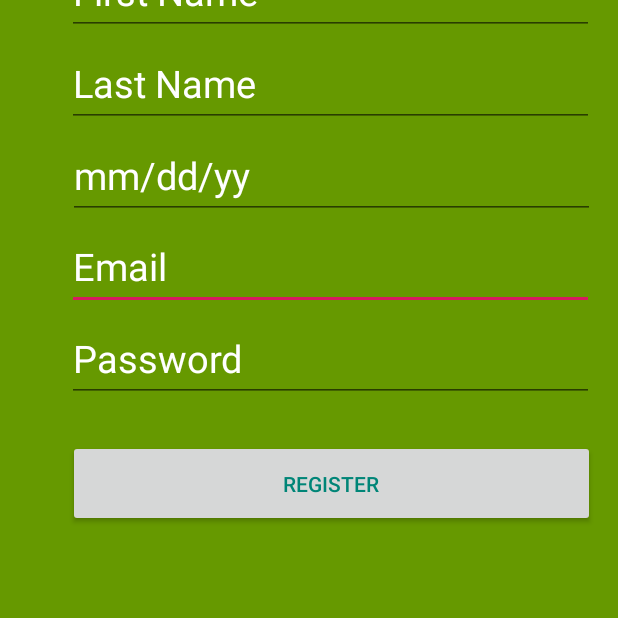
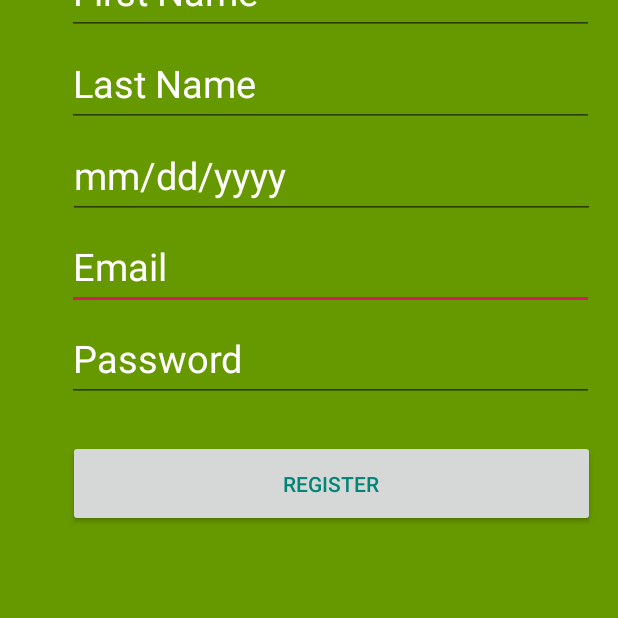
Before and after one commit to ashanettem/QuickMath, an Android app: the regActivity screen opened directly, with no data from a screen before it, on a phone screen of 412 x 824 dp, the part 618-1236 px from its top. Run offline under Robolectric (Android 15) with nearby library versions, the phone set to English and light mode, and no system bars; our stand-ins replace Firebase (no records; nobody signed in at launch, a user with empty details on screens opened directly).

Commit message:
Updated Layouts

```diff
--- a/app/src/main/res/layout/activity_reg.xml
+++ b/app/src/main/res/layout/activity_reg.xml
@@ -49,7 +49,7 @@
         android:id="@+id/nameTxt"
         android:layout_width="351dp"
         android:layout_height="58dp"
-        android:hint="First Name"
+        android:hint="@string/first_name"
         android:inputType="text"
         android:textColor="@color/common_google_signin_btn_text_dark_default"
         android:textColorHint="@color/common_google_signin_btn_text_dark_default"
@@ -65,7 +65,7 @@
         android:id="@+id/lNameTxt"
         android:layout_width="351dp"
         android:layout_height="58dp"
-        android:hint="Last Name"
+        android:hint="@string/last_name"
         android:inputType="text"
         android:textColor="@color/common_google_signin_btn_text_dark_default"
         android:textColorHint="@color/common_google_signin_btn_text_dark_default"
@@ -81,7 +81,7 @@
         android:id="@+id/dobTxt"
         android:layout_width="351dp"
         android:layout_height="58dp"
-        android:hint="mm/dd/yy"
+        android:hint="@string/dob"
         android:inputType="date"
         android:textColor="@color/common_google_signin_btn_text_dark_default"
         android:textColorHint="@color/common_google_signin_btn_text_dark_default"
@@ -98,7 +98,7 @@
         android:layout_width="351dp"
         android:layout_height="58dp"
         android:gravity="center"
-        android:text="register"
+        android:text="@string/register"
         android:textColor="@color/colorPrimary"
         app:layout_constraintBottom_toBottomOf="parent"
         app:layout_constraintEnd_toEndOf="parent"
--- a/app/src/main/res/values/strings.xml
+++ b/app/src/main/res/values/strings.xml
@@ -28,4 +28,8 @@
     <string name="division">Division</string>
     <string name="submit">CREATE</string>
     <string name="signup">Admin Sign-Up</string>
+    <string name="dob">mm/dd/yyyy</string>
+    <string name="parent_email">Parent Email</string>
+
+
 </resources>
```
